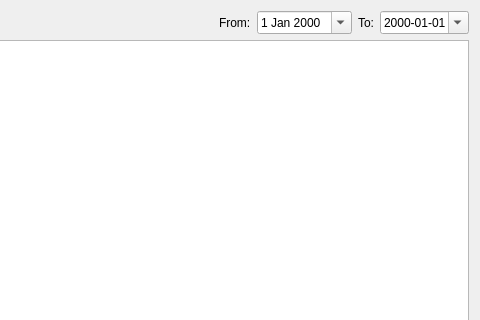
Qt form forms/contributions.ui (LukyLuke/PiTres) before a commit; both pictures show x 237 to 717 and y 0 to 320 of the 717 by 464 pixel window.
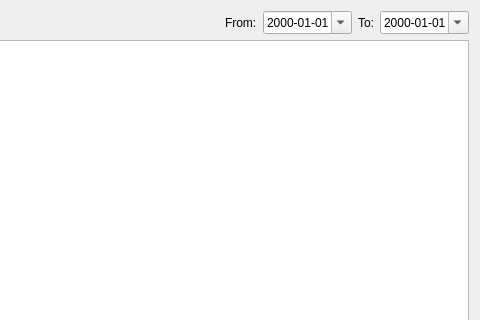
The same form after that commit. Icons and pictures are not drawn.

The edit to the form file:
```diff
--- a/forms/contributions.ui
+++ b/forms/contributions.ui
@@ -38,6 +38,9 @@
      </item>
      <item>
       <widget class="QDateEdit" name="dateFrom">
+       <property name="displayFormat">
+        <string>yyyy-MM-dd</string>
+       </property>
        <property name="calendarPopup">
         <bool>true</bool>
        </property>
```
